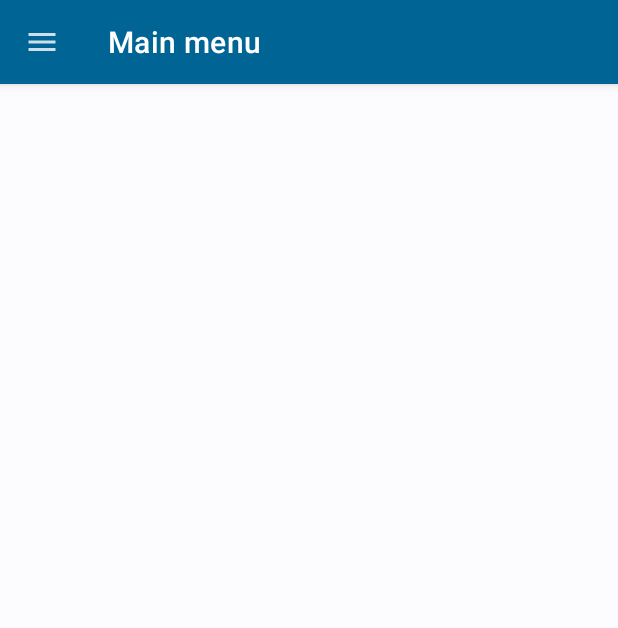
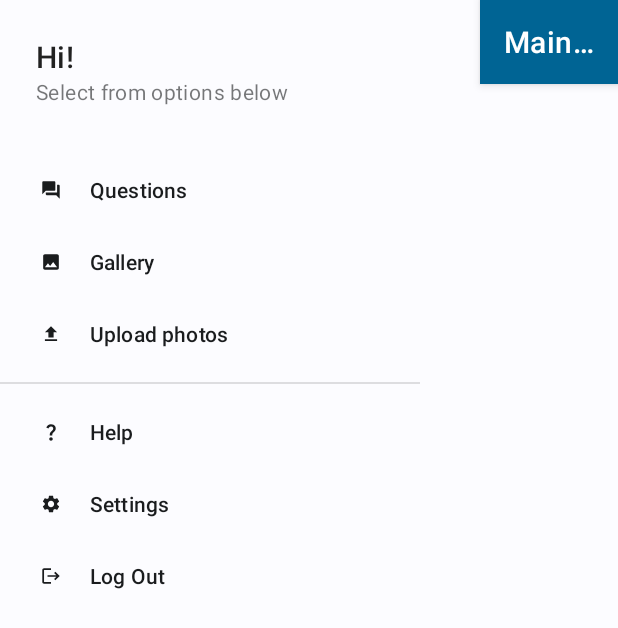
Before and after one commit to jzmark/dissertation-project, an Android app: the layout main_menu.xml on its own in the app's theme, with its tools: preview values and no code run, on a phone screen of 412 x 824 dp. Shown: the top 628 px of the screen. Run offline under Robolectric (Android 15) with nearby library versions, the phone set to English and light mode, and no system bars.

Commit message:
Forced horizontal orientation, static drawer

```diff
--- a/app/src/main/AndroidManifest.xml
+++ b/app/src/main/AndroidManifest.xml
@@ -20,7 +20,8 @@
         tools:targetApi="31">
         <activity
             android:name=".MainActivity"
-            android:exported="true">
+            android:exported="true"
+            android:screenOrientation="landscape">
             <intent-filter>
                 <action android:name="android.intent.action.MAIN" />
 
@@ -29,7 +30,8 @@
         </activity>
         <activity
             android:name=".MainMenu"
-            android:exported="true">
+            android:exported="true"
+            android:screenOrientation="landscape">
             <intent-filter>
                 <action android:name="android.intent.action.MAIN" />
 
--- a/app/src/main/java/com/marekj/remaidy/MainActivity.kt
+++ b/app/src/main/java/com/marekj/remaidy/MainActivity.kt
@@ -7,6 +7,7 @@ import androidx.appcompat.app.AppCompatActivity
 
 
 class MainActivity : AppCompatActivity() {
+
     override fun onCreate(savedInstanceState: Bundle?) {
         super.onCreate(savedInstanceState)
         setContentView(R.layout.login_menu)
--- a/app/src/main/res/layout/login_menu.xml
+++ b/app/src/main/res/layout/login_menu.xml
@@ -4,7 +4,9 @@
     xmlns:tools="http://schemas.android.com/tools"
     android:layout_width="match_parent"
     android:layout_height="match_parent"
-    tools:context=".MainMenu">
+    android:id="@+id/login_menu_layout"
+    tools:context=".MainMenu"
+    android:fitsSystemWindows="true">
 
     <androidx.coordinatorlayout.widget.CoordinatorLayout
         android:id="@+id/coordinatorLayout"
--- a/app/src/main/res/layout/main_menu.xml
+++ b/app/src/main/res/layout/main_menu.xml
@@ -2,56 +2,90 @@
 <androidx.constraintlayout.widget.ConstraintLayout xmlns:android="http://schemas.android.com/apk/res/android"
     xmlns:app="http://schemas.android.com/apk/res-auto"
     xmlns:tools="http://schemas.android.com/tools"
-    android:id="@+id/linearLayout"
+    android:id="@+id/main_menu_layout"
     android:layout_width="match_parent"
     android:layout_height="match_parent"
     android:orientation="vertical"
-    tools:context=".RestaurantListActivity">
+    android:fitsSystemWindows="true">
+
+    <com.google.android.material.navigation.NavigationView
+        android:id="@+id/navigation"
+        android:layout_width="wrap_content"
+        android:layout_height="match_parent"
+        app:headerLayout="@layout/header_navigation_drawer"
+        app:layout_constraintStart_toStartOf="parent"
+        app:layout_constraintTop_toBottomOf="parent"
+        app:menu="@menu/navigation_drawer" />
+
+    <com.google.android.material.appbar.AppBarLayout
+        android:id="@+id/toolBar"
+        android:layout_width="match_parent"
+        android:layout_height="wrap_content"
+        android:layout_marginStart="320dp"
+        app:layout_constraintEnd_toEndOf="parent"
+        app:layout_constraintStart_toStartOf="parent"
+        app:layout_constraintTop_toTopOf="parent">
+
+        <com.google.android.material.appbar.MaterialToolbar
+            style="@style/Widget.MaterialComponents.Toolbar.Primary"
+            android:layout_width="match_parent"
+            android:layout_height="?attr/actionBarSize"
+            app:title="@string/main_menu" />
+
+    </com.google.android.material.appbar.AppBarLayout>
+
+    <TextView
+        android:id="@+id/textView3"
+        android:layout_width="wrap_content"
+        android:layout_height="wrap_content"
+        android:text="TextView"
+        tools:layout_editor_absoluteX="713dp"
+        tools:layout_editor_absoluteY="262dp" />
 
 
-    <androidx.drawerlayout.widget.DrawerLayout
-        android:id="@+id/drawerLayout"
-        android:layout_width="match_parent"
-        android:layout_height="match_parent"
-        tools:openDrawer="start">
+    <!--    <androidx.drawerlayout.widget.DrawerLayout-->
+    <!--        android:id="@+id/drawerLayout"-->
+    <!--        android:layout_width="match_parent"-->
+    <!--        android:layout_height="match_parent"-->
+    <!--        tools:openDrawer="start">-->
 
-        <androidx.coordinatorlayout.widget.CoordinatorLayout
-            android:layout_width="match_parent"
-            android:layout_height="match_parent"
-            android:fitsSystemWindows="true">
+    <!--        <androidx.coordinatorlayout.widget.CoordinatorLayout-->
+    <!--            android:layout_width="match_parent"-->
+    <!--            android:layout_height="match_parent"-->
+    <!--            android:fitsSystemWindows="true">-->
 
-            <com.google.android.material.appbar.AppBarLayout
-                style="@style/Widget.MaterialComponents.AppBarLayout.PrimarySurface"
-                android:layout_width="match_parent"
-                android:layout_height="wrap_content"
-                android:fitsSystemWindows="true">
+    <!--            <com.google.android.material.appbar.AppBarLayout-->
+    <!--                style="@style/Widget.MaterialComponents.AppBarLayout.PrimarySurface"-->
+    <!--                android:layout_width="match_parent"-->
+    <!--                android:layout_height="wrap_content"-->
+    <!--                android:fitsSystemWindows="true">-->
 
-                <com.google.android.material.appbar.MaterialToolbar
-                    android:id="@+id/topAppBar"
-                    style="@style/Widget.MaterialComponents.Toolbar.PrimarySurface"
-                    android:layout_width="match_parent"
-                    android:layout_height="?attr/actionBarSize"
-                    android:background="@android:color/transparent"
-                    android:elevation="0dp"
-                    app:navigationIcon="@drawable/ic_menu"
-                    app:title="@string/main_menu" />
+    <!--                <com.google.android.material.appbar.MaterialToolbar-->
+    <!--                    android:id="@+id/topAppBar"-->
+    <!--                    style="@style/Widget.MaterialComponents.Toolbar.PrimarySurface"-->
+    <!--                    android:layout_width="match_parent"-->
+    <!--                    android:layout_height="?attr/actionBarSize"-->
+    <!--                    android:background="@android:color/transparent"-->
+    <!--                    android:elevation="0dp"-->
+    <!--                    app:navigationIcon="@drawable/ic_menu"-->
+    <!--                    app:title="@string/main_menu" />-->
 
-            </com.google.android.material.appbar.AppBarLayout>
+    <!--            </com.google.android.material.appbar.AppBarLayout>-->
 
-            <!-- Screen content -->
-            <!-- Use app:layout_behavior="@string/appbar_scrolling_view_behavior" to fit below top app bar -->
+    <!--            &lt;!&ndash; Screen content &ndash;&gt;-->
+    <!--            &lt;!&ndash; Use app:layout_behavior="@string/appbar_scrolling_view_behavior" to fit below top app bar &ndash;&gt;-->
 
-        </androidx.coordinatorlayout.widget.CoordinatorLayout>
+    <!--        </androidx.coordinatorlayout.widget.CoordinatorLayout>-->
 
-        <com.google.android.material.navigation.NavigationView
-            android:id="@+id/navigation"
-            android:layout_width="wrap_content"
-            android:layout_height="match_parent"
-            android:layout_gravity="start"
-            app:headerLayout="@layout/header_navigation_drawer"
-            app:menu="@menu/navigation_drawer" />
+    <!--        <com.google.android.material.navigation.NavigationView-->
+    <!--            android:id="@+id/navigation"-->
+    <!--            android:layout_width="wrap_content"-->
+    <!--            android:layout_height="match_parent"-->
+    <!--            android:layout_gravity="start"-->
+    <!--            app:headerLayout="@layout/header_navigation_drawer"-->
+    <!--            app:menu="@menu/navigation_drawer" />-->
 
 
-    </androidx.drawerlayout.widget.DrawerLayout>
+    <!--    </androidx.drawerlayout.widget.DrawerLayout>-->
 
 </androidx.constraintlayout.widget.ConstraintLayout>
--- a/app/src/main/res/values/strings.xml
+++ b/app/src/main/res/values/strings.xml
@@ -14,4 +14,5 @@
     <string name="upload_photos">Upload photos</string>
     <string name="questions">Questions</string>
     <string name="help">Help</string>
+    <string name="login_successful">You have been logged in successfully!</string>
 </resources>
```
Also changed, not shown: app/src/main/java/com/marekj/remaidy/MainMenu.kt (+5 -7 lines), app/src/main/java/com/marekj/remaidy/recyclerview/RecyclerViewModel.kt (deleted, +0 -34 lines), app/src/main/java/com/marekj/remaidy/recyclerview/RestaurantListAdapter.kt (deleted, +0 -64 lines), app/src/main/res/layout/add_review.xml (deleted, +0 -125 lines), app/src/main/res/menu/top_app_bar.xml (deleted, +0 -12 lines).
